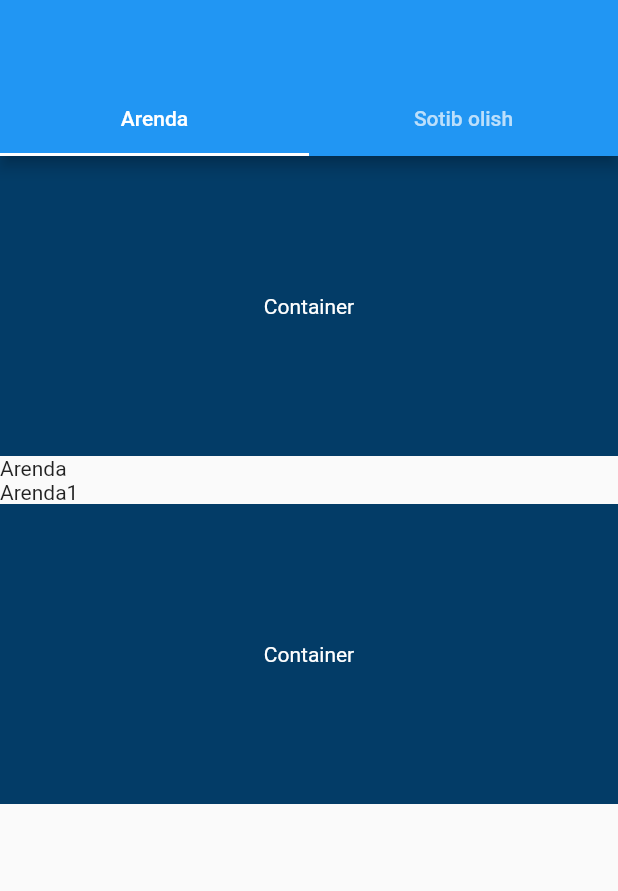
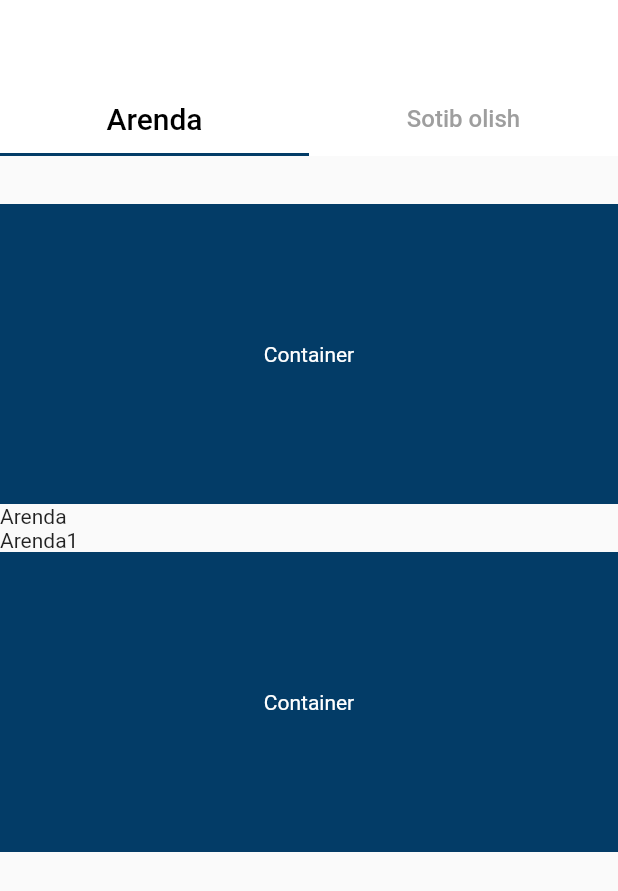
Before and after one commit to Jamshid1901/ddd_lesson, a Flutter app: the screen it shows after launch, on a phone screen of 412 x 824 dp. Shown: the top 891 px of the screen. Run offline on Flutter 3.47's test engine with Material 2 defaults, Android fonts, the phone set to English and light mode, and no system bars; our stand-ins replace connectivity_plus.

```diff
--- a/lib/presentation/app_widget.dart
+++ b/lib/presentation/app_widget.dart
@@ -1,4 +1,6 @@
+import 'package:connectivity_plus/connectivity_plus.dart';
 import 'package:ddd_lesson/presentation/pages/home/home_page.dart';
+import 'package:ddd_lesson/presentation/pages/no_internet.dart';
 import 'package:flutter/material.dart';
 
 class AppWidget extends StatelessWidget {
@@ -6,8 +8,57 @@ class AppWidget extends StatelessWidget {
 
   @override
   Widget build(BuildContext context) {
-    return const MaterialApp(
-      home: HomePage(),
+    return MaterialApp(
+      home: StreamBuilder(
+          stream: Connectivity().onConnectivityChanged,
+          builder: (context, data) {
+            if (data.data == ConnectivityResult.mobile ||
+                data.data == ConnectivityResult.wifi) {
+              // http.get("https://www.google.com/");
+              return const HomePage();
+            } else {
+              return const NoInternet();
+            }
+          }),
     );
   }
 }
+
+abstract class AppConnectivity {
+
+  AppConnectivity._();
+
+  static Future<bool> connectivity() async {
+    var connectivityResult = await (Connectivity().checkConnectivity());
+    if (connectivityResult == ConnectivityResult.mobile ||
+        connectivityResult == ConnectivityResult.wifi) {
+      return true;
+    }
+    return false;
+  }
+}
+
+// static showNoConnectionSnackBar(BuildContext context) {
+//   ScaffoldMessenger.of(context).hideCurrentSnackBar();
+//   final snackBar = SnackBar(
+//     backgroundColor: Style.brandGreen,
+//     behavior: SnackBarBehavior.floating,
+//     duration: const Duration(seconds: 3),
+//     content: Text(
+//       'No internet connection',
+//       style: Style.interNoSemi(
+//         size: 14,
+//         color: Style.white,
+//       ),
+//     ),
+//     action: SnackBarAction(
+//       label: 'Close',
+//       disabledTextColor: Style.black,
+//       textColor: Style.black,
+//       onPressed: () {
+//         ScaffoldMessenger.of(context).hideCurrentSnackBar();
+//       },
+//     ),
+//   );
+//   ScaffoldMessenger.of(context).showSnackBar(snackBar);
+// }
--- a/lib/presentation/pages/home/home_page.dart
+++ b/lib/presentation/pages/home/home_page.dart
@@ -22,8 +22,15 @@ class _HomePageState extends State<HomePage>
   Widget build(BuildContext context) {
     return Scaffold(
       appBar: AppBar(
+        backgroundColor: Colors.white,
+        elevation: 0.0,
         bottom: TabBar(
           controller: tabController,
+          indicatorColor: Styles.primaryColor,
+          labelColor: Colors.black,
+          unselectedLabelColor: Colors.grey,
+          labelStyle: TextStyle(fontSize: 20),
+          unselectedLabelStyle: TextStyle(fontSize: 16),
           tabs: [
             Tab(
               text: "Arenda",
@@ -37,6 +44,7 @@ class _HomePageState extends State<HomePage>
       body: Column(
         children: [
           Container(
+            margin: EdgeInsets.only(top: 32),
             width: double.infinity,
             height: 200,
             color: Styles.primaryColor,
@@ -48,8 +56,7 @@ class _HomePageState extends State<HomePage>
             ),
           ),
           Expanded(
-            child: TabBarView(controller: tabController,
-                children: [
+            child: TabBarView(controller: tabController, children: [
               ListView(children: [
                 Text("Arenda"),
                 Text("Arenda1"),
--- a/pubspec.yaml
+++ b/pubspec.yaml
@@ -35,6 +35,7 @@ dependencies:
   # The following adds the Cupertino Icons font to your application.
   # Use with the CupertinoIcons class for iOS style icons.
   cupertino_icons: ^1.0.2
+  connectivity_plus: ^3.0.3
 
 dev_dependencies:
   flutter_test:
```
Also changed, not shown: lib/main.dart (+8 -0 lines), lib/presentation/pages/no_internet.dart (added, +13 -0 lines), pubspec.lock, 5 other files.
